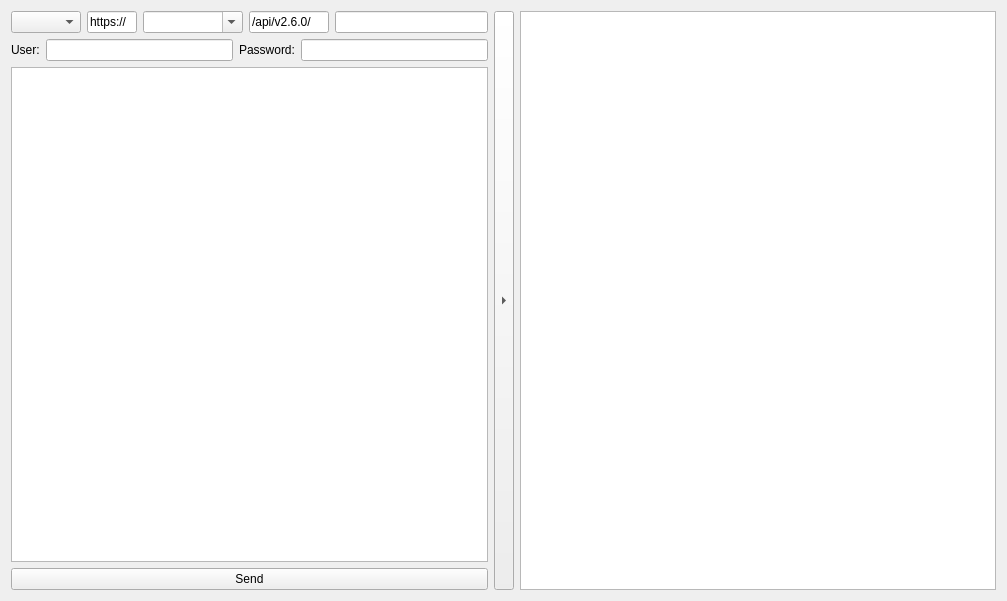
This is design.ui in DmitryK91/pyWSSE as Qt 5 draws it before an edit. The edited form follows.
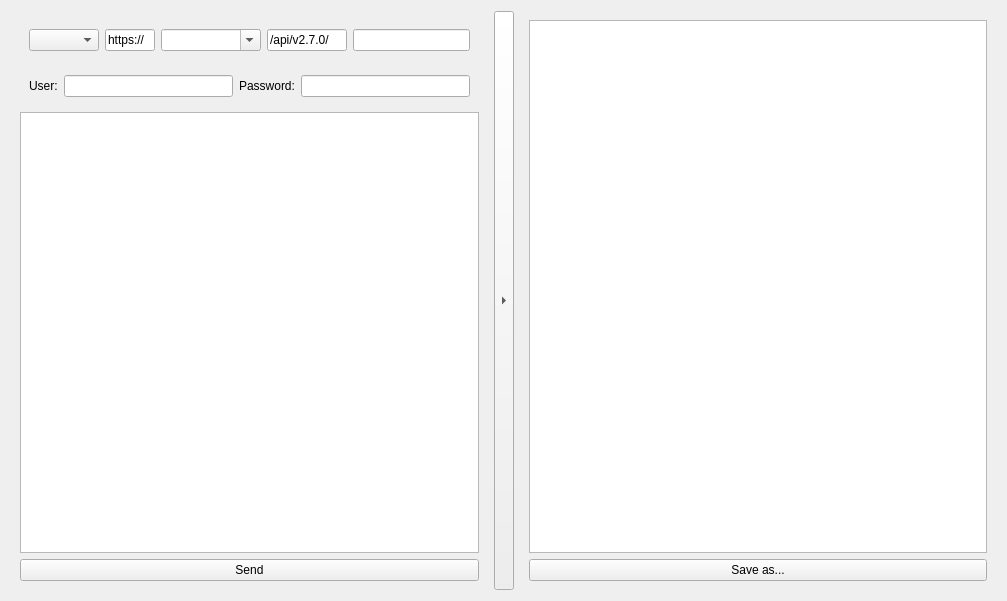
This is the edited form.

Commit message: добавлена возможность сохранять результат в файл.

What changed in the file:
```diff
--- a/design.ui
+++ b/design.ui
@@ -28,8 +28,10 @@
      <number>11</number>
     </property>
     <item>
+     <widget class="QWidget" name="lBar" native="true">
      <layout class="QVBoxLayout" name="verticalLayout">
       <item>
+        <widget class="QWidget" name="serverBar" native="true">
        <layout class="QHBoxLayout" name="horizontalLayout_5">
         <item>
          <widget class="QComboBox" name="cbType">
@@ -76,7 +78,7 @@
            </size>
           </property>
           <property name="text">
-           <string>/api/v2.6.0/</string>
+             <string>/api/v2.7.0/</string>
           </property>
          </widget>
         </item>
@@ -84,8 +86,10 @@
          <widget class="QLineEdit" name="leAPI"/>
         </item>
        </layout>
+        </widget>
       </item>
       <item>
+        <widget class="QWidget" name="userBar" native="true">
        <layout class="QHBoxLayout" name="horizontalLayout_4">
         <item>
          <widget class="QLabel" name="lblUserName">
@@ -116,6 +120,7 @@
          </widget>
         </item>
        </layout>
+        </widget>
       </item>
       <item>
        <widget class="QTextEdit" name="teData">
@@ -132,6 +137,7 @@
        </widget>
       </item>
      </layout>
+     </widget>
     </item>
     <item>
      <widget class="QToolButton" name="btnExpand">
@@ -156,6 +162,12 @@
      </widget>
     </item>
     <item>
+     <widget class="QWidget" name="rBar" native="true">
+      <property name="enabled">
+       <bool>true</bool>
+      </property>
+      <layout class="QVBoxLayout" name="verticalLayout2">
+       <item>
      <widget class="QTextEdit" name="teResult">
       <property name="font">
        <font>
@@ -169,6 +181,16 @@
       <property name="readOnly">
        <bool>true</bool>
       </property>
+        </widget>
+       </item>
+       <item>
+        <widget class="QPushButton" name="btnSave">
+         <property name="text">
+          <string>Save as...</string>
+         </property>
+        </widget>
+       </item>
+      </layout>
      </widget>
     </item>
    </layout>
```
Lines whose indentation alone changed are shown as unchanged. The commit also changes 2 other files.
